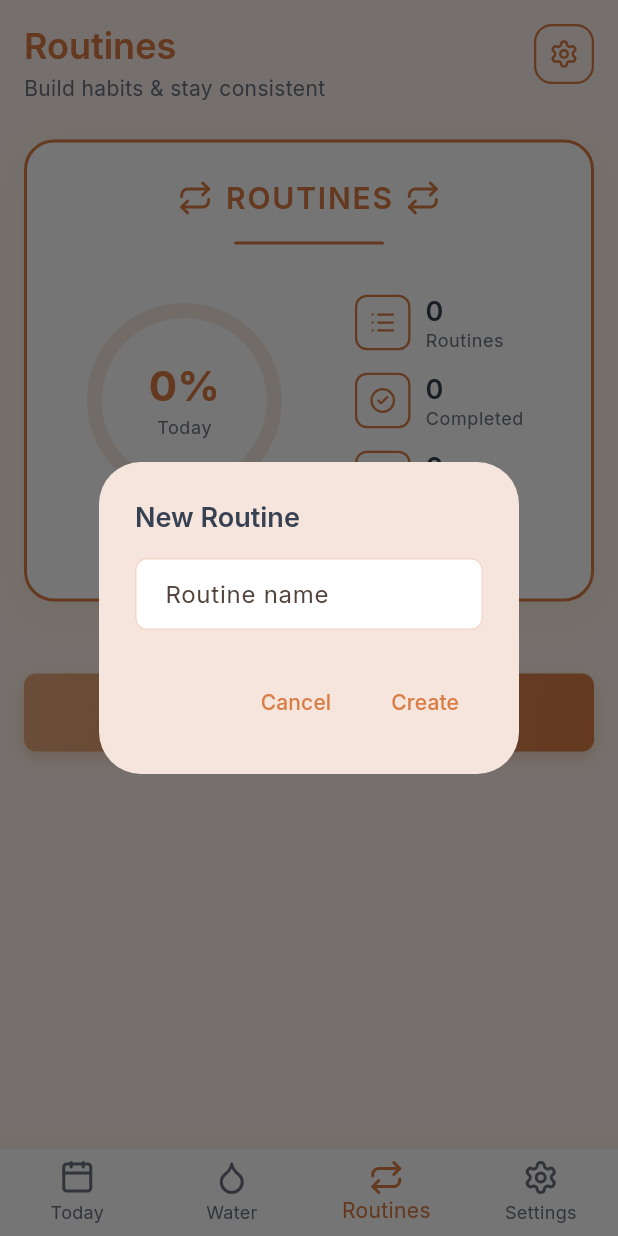
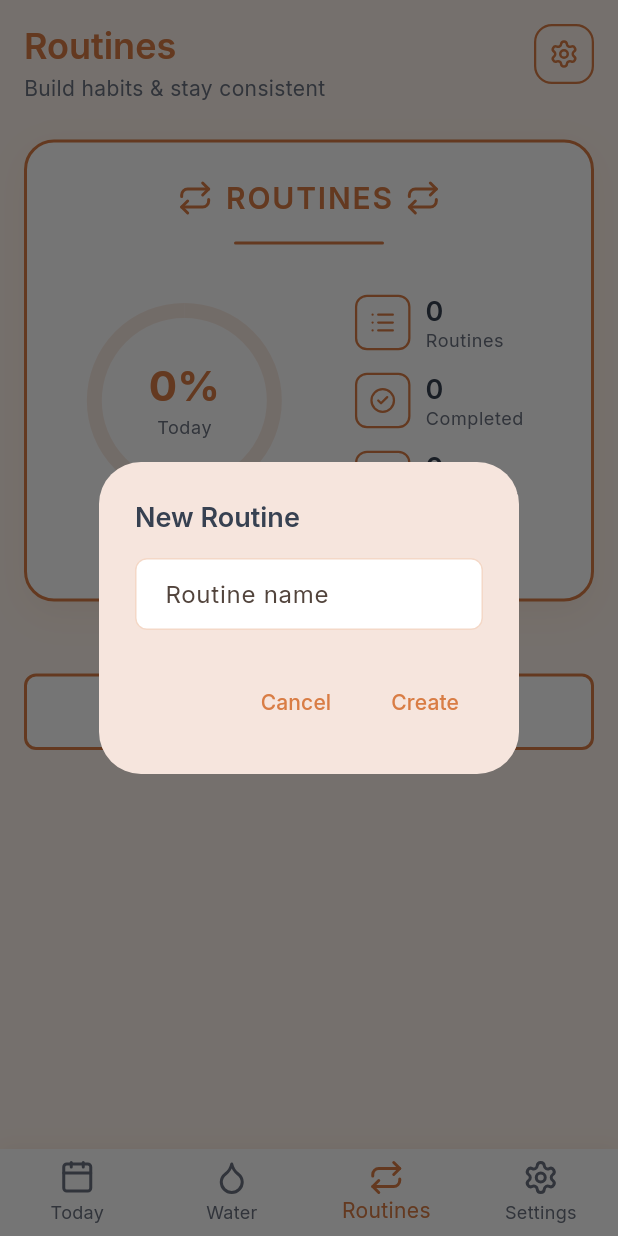
Before and after one commit to yigitalisonmez/me_hub, a Flutter app: the screen it shows after launch, item 3 of the bottom bar chosen, after a tap on "Add New Routine", on a phone screen of 412 x 824 dp. Run offline on Flutter 3.47's test engine with Material 3 defaults, Android fonts, the phone set to English and light mode, and no system bars; our stand-ins replace flutter_svg, google_fonts, hive, hive_flutter, lottie, lucide_icons_flutter and 2 more; missing offline and left inert: smooth_gradient; accounts and stored records are empty; network calls fail.

Commit message:
dark mode bugfixes

```diff
--- a/lib/core/widgets/wave_progress_bar.dart
+++ b/lib/core/widgets/wave_progress_bar.dart
@@ -1,14 +1,15 @@
 import 'package:flutter/material.dart';
+import 'package:provider/provider.dart';
 import 'dart:math' as math;
-import '../theme/app_colors.dart';
+import '../providers/theme_provider.dart';
 
 /// A reusable wave progress bar widget
 class WaveProgressBar extends StatefulWidget {
   /// Progress value between 0.0 and 1.0
   final double progress;
 
-  /// Gradient for the progress fill
-  final Gradient gradient;
+  /// Gradient for the progress fill (optional, uses theme gradient if not provided)
+  final Gradient? gradient;
 
   /// Height of the progress bar
   final double height;
@@ -28,7 +29,7 @@ class WaveProgressBar extends StatefulWidget {
   const WaveProgressBar({
     super.key,
     required this.progress,
-    this.gradient = AppColors.primaryGradient,
+    this.gradient,
     this.height = 20,
     this.centerText,
     this.centerTextStyle,
@@ -62,15 +63,25 @@ class _WaveProgressBarState extends State<WaveProgressBar>
   @override
   Widget build(BuildContext context) {
     final theme = Theme.of(context);
+    final themeProvider = context.watch<ThemeProvider>();
+
+    // Use provided gradient or theme-based gradient
+    final effectiveGradient = widget.gradient ?? themeProvider.primaryGradient;
+
+    // Center text style - white for visibility in dark mode
     final defaultCenterTextStyle =
         widget.centerTextStyle ??
         theme.textTheme.bodySmall?.copyWith(
-          color: AppColors.darkGrey.withValues(alpha: 0.8),
+          color: themeProvider.textPrimary,
+          fontWeight: FontWeight.bold,
         );
+
+    // Bottom text style - use textSecondary for better visibility
     final defaultBottomTextStyle =
         widget.bottomTextStyle ??
         theme.textTheme.bodySmall?.copyWith(
-          color: AppColors.darkGrey.withValues(alpha: 0.7),
+          color: themeProvider.textSecondary,
+          fontWeight: FontWeight.w500,
         );
 
     return Column(
@@ -94,7 +105,8 @@ class _WaveProgressBarState extends State<WaveProgressBar>
                           painter: _WaveProgressPainter(
                             progress: animatedProgress,
                             wavePhase: _waveController.value,
-                            gradient: widget.gradient,
+                            gradient: effectiveGradient,
+                            backgroundColor: themeProvider.surfaceColor,
                           ),
                           size: Size(double.infinity, widget.height),
                         ),
@@ -128,18 +140,20 @@ class _WaveProgressPainter extends CustomPainter {
   final double progress;
   final double wavePhase;
   final Gradient gradient;
+  final Color backgroundColor;
 
   _WaveProgressPainter({
     required this.progress,
     required this.wavePhase,
     required this.gradient,
+    required this.backgroundColor,
   });
 
   @override
   void paint(Canvas canvas, Size size) {
-    // Background
+    // Background - use theme-aware color
     final bgPaint = Paint()
-      ..color = AppColors.primaryOrange.withValues(alpha: 0.12);
+      ..color = backgroundColor.withValues(alpha: 0.3);
     final bgRect = RRect.fromRectAndRadius(
       Offset.zero & size,
       const Radius.circular(10),
--- a/lib/features/routines/presentation/widgets/add_routine_button.dart
+++ b/lib/features/routines/presentation/widgets/add_routine_button.dart
@@ -1,6 +1,7 @@
 import 'package:flutter/material.dart';
+import 'package:provider/provider.dart';
 import 'package:lucide_icons_flutter/lucide_icons.dart';
-import '../../../../core/theme/app_colors.dart';
+import '../../../../core/providers/theme_provider.dart';
 
 class AddRoutineButton extends StatelessWidget {
   final VoidCallback onPressed;
@@ -12,41 +13,28 @@ class AddRoutineButton extends StatelessWidget {
 
   @override
   Widget build(BuildContext context) {
-    return Container(
+    final themeProvider = context.watch<ThemeProvider>();
+
+    return SizedBox(
       width: double.infinity,
-      decoration: BoxDecoration(
-        gradient: AppColors.primaryGradient,
-        borderRadius: BorderRadius.circular(8),
-        boxShadow: [
-          BoxShadow(
-            color: AppColors.primaryOrange.withValues(alpha: 0.3),
-            blurRadius: 8,
-            offset: const Offset(0, 4),
+      child: OutlinedButton.icon(
+        onPressed: onPressed,
+        icon: Icon(LucideIcons.plus, size: 20, color: themeProvider.primaryColor),
+        label: Text(
+          'Add New Routine',
+          style: TextStyle(
+            color: themeProvider.primaryColor,
+            fontSize: 16,
+            fontWeight: FontWeight.w600,
           ),
-        ],
-      ),
-      child: Material(
-        color: Colors.transparent,
-        child: InkWell(
-          onTap: onPressed,
-          borderRadius: BorderRadius.circular(8),
-          child: Container(
-            padding: const EdgeInsets.symmetric(vertical: 14),
-            child: Row(
-              mainAxisAlignment: MainAxisAlignment.center,
-              children: const [
-                Icon(LucideIcons.plus, color: AppColors.white),
-                SizedBox(width: 8),
-                Text(
-                  'Add New Routine',
-                  style: TextStyle(
-                    color: AppColors.white,
-                    fontSize: 16,
-                    fontWeight: FontWeight.w600,
-                  ),
-                ),
-              ],
-            ),
+        ),
+        style: OutlinedButton.styleFrom(
+          foregroundColor: themeProvider.primaryColor,
+          backgroundColor: themeProvider.cardColor,
+          side: BorderSide(color: themeProvider.borderColor, width: 2),
+          padding: const EdgeInsets.symmetric(vertical: 14),
+          shape: RoundedRectangleBorder(
+            borderRadius: BorderRadius.circular(8),
           ),
         ),
       ),
--- a/lib/main.dart
+++ b/lib/main.dart
@@ -226,11 +226,16 @@ class _HomePageState extends State<HomePage> {
       decoration: BoxDecoration(color: themeProvider.backgroundColor),
       child: SafeArea(
         child: SingleChildScrollView(
-          padding: const EdgeInsets.all(20),
+          padding: const EdgeInsets.symmetric(horizontal: 16),
           child: Column(
+            crossAxisAlignment: CrossAxisAlignment.start,
             children: [
-              const SizedBox(height: 40),
+              const SizedBox(height: 16),
+              // Header
+              _buildTodayHeader(context),
+              const SizedBox(height: 24),
               const DailyQuoteWidget(),
+              const SizedBox(height: 20),
               _buildMainCard(context),
               const SizedBox(height: 20),
               _buildQuickActions(context),
@@ -239,6 +244,52 @@ class _HomePageState extends State<HomePage> {
           ),
         ),
       ),
+    );
+  }
+
+  Widget _buildTodayHeader(BuildContext context) {
+    final theme = Theme.of(context);
+    final themeProvider = context.watch<ThemeProvider>();
+
+    return Row(
+      mainAxisAlignment: MainAxisAlignment.spaceBetween,
+      crossAxisAlignment: CrossAxisAlignment.start,
+      children: [
+        Column(
+          crossAxisAlignment: CrossAxisAlignment.start,
+          children: [
+            Text(
+              'Daily Goals',
+              style: theme.textTheme.displaySmall?.copyWith(
+                color: themeProvider.primaryColor,
+              ),
+            ),
+            const SizedBox(height: 4),
+            Text(
+              'Stay consistent & achieve',
+              style: theme.textTheme.bodyMedium?.copyWith(
+                color: themeProvider.textSecondary,
+              ),
+            ),
+          ],
+        ),
+        GestureDetector(
+          onTap: () => context.read<TodoProvider>().loadTodayTodos(),
+          child: Container(
+            width: 40,
+            height: 40,
+            decoration: BoxDecoration(
+              border: Border.all(color: themeProvider.borderColor, width: 1.5),
+              borderRadius: BorderRadius.circular(12),
+            ),
+            child: Icon(
+              LucideIcons.refreshCw,
+              color: themeProvider.primaryColor,
+              size: 20,
+            ),
+          ),
+        ),
+      ],
     );
   }
 
@@ -296,31 +347,25 @@ class _HomePageState extends State<HomePage> {
                 mainAxisAlignment: MainAxisAlignment.center,
                 children: [
                   Icon(
-                    LucideIcons.sparkles,
+                    LucideIcons.target,
                     color: themeProvider.primaryColor,
-                    size: 24,
+                    size: 20,
                   ),
-                  const SizedBox(width: 8),
+                  const SizedBox(width: 12),
                   Text(
                     'TODAY\'S GOALS',
                     style: TextStyle(
-                      fontSize: 20,
+                      fontSize: 18,
                       fontWeight: FontWeight.bold,
                       color: themeProvider.primaryColor,
-                      letterSpacing: 1.2,
+                      letterSpacing: 1.0,
                     ),
-                  ),
-                  const SizedBox(width: 8),
-                  Icon(
-                    LucideIcons.sparkles,
-                    color: themeProvider.primaryColor,
-                    size: 24,
                   ),
                 ],
               ),
               Container(
                 height: 2,
-                width: 100,
+                width: 60,
                 margin: const EdgeInsets.symmetric(vertical: 16),
                 decoration: BoxDecoration(
                   color: themeProvider.primaryColor,
--- a/pubspec.yaml
+++ b/pubspec.yaml
@@ -75,6 +75,9 @@ dependencies:
 
   # Glassmorphism UI
   glassmorphism: ^3.0.0
+
+  # Smooth Gradient
+  smooth_gradient: ^0.2.0+1
 
 dev_dependencies:
   flutter_test:
```
Also changed, not shown: lib/features/routines/presentation/pages/edit_routine_page.dart (+34 -32 lines), lib/features/routines/presentation/widgets/add_item_button.dart (+12 -6 lines), lib/features/routines/presentation/widgets/habit_list_item.dart (+15 -11 lines), lib/features/todo/presentation/pages/todo_page.dart (+100 -90 lines), lib/features/todo/presentation/widgets/add_todo_dialog.dart (+17 -6 lines), lib/shared/widgets/custom_button.dart (+23 -26 lines), lib/shared/widgets/custom_text_field.dart (+19 -14 lines), pubspec.lock.
